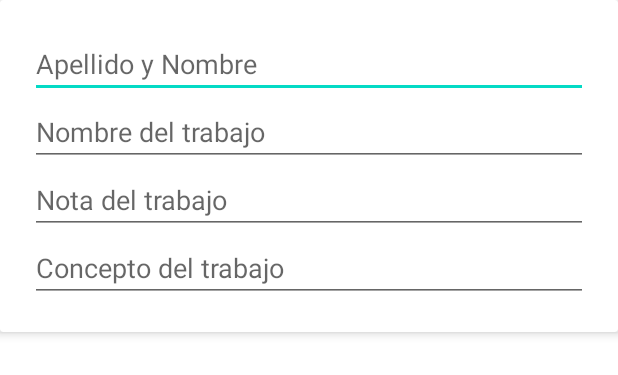
After one commit to exechoko/appTarso, an Android app: the layout agregar_nota_concepto.xml on its own in the app's theme, with its tools: preview values and no code run, on a phone screen of 412 x 824 dp. The commit adds this screen. Shown: the top 375 px of the screen. Run offline under Robolectric (Android 15) with nearby library versions, the phone set to English and light mode, and no system bars.

Commit message:
agregar calificación a los trabajos

```diff
--- a/app/build.gradle
+++ b/app/build.gradle
@@ -9,8 +9,8 @@ android {
         applicationId "com.emdev.tarso"
         minSdkVersion 21
         targetSdkVersion 30
-        versionCode 1
-        versionName "1.0"
+        versionCode 2
+        versionName "1.1"
 
         testInstrumentationRunner "androidx.test.runner.AndroidJUnitRunner"
     }
--- /dev/null
+++ b/app/src/main/res/layout/agregar_nota_concepto.xml
@@ -0,0 +1,53 @@
+<?xml version="1.0" encoding="utf-8"?>
+<androidx.cardview.widget.CardView xmlns:android="http://schemas.android.com/apk/res/android"
+    xmlns:app="http://schemas.android.com/apk/res-auto"
+    android:orientation="vertical"
+    android:layout_width="match_parent"
+    android:layout_height="wrap_content"
+    app:cardElevation="4dp">
+
+    <LinearLayout
+        android:orientation="vertical"
+        android:layout_margin="20dp"
+        android:layout_width="match_parent"
+        android:layout_height="wrap_content">
+
+        <EditText
+            android:id="@+id/edtNombreCreador"
+            android:layout_width="match_parent"
+            android:layout_height="wrap_content"
+            android:hint="Apellido y Nombre"
+            android:text=""
+            android:textSize="18sp"
+            android:inputType="textMultiLine"/>
+
+        <EditText
+            android:id="@+id/edtNombreTrabajo"
+            android:layout_width="match_parent"
+            android:layout_height="wrap_content"
+            android:hint="Nombre del trabajo"
+            android:text=""
+            android:textSize="18sp"
+            android:inputType="textMultiLine"/>
+
+        <EditText
+            android:id="@+id/edtNota"
+            android:layout_width="match_parent"
+            android:layout_height="wrap_content"
+            android:hint="Nota del trabajo"
+            android:text=""
+            android:textSize="18sp"
+            android:inputType="numberDecimal"/>
+
+        <EditText
+            android:id="@+id/edtConcepto"
+            android:layout_width="match_parent"
+            android:layout_height="wrap_content"
+            android:hint="Concepto del trabajo"
+            android:text=""
+            android:textSize="18sp"
+            android:inputType="textMultiLine"/>
+
+    </LinearLayout>
+
+</androidx.cardview.widget.CardView>
```
Also changed, not shown: app/src/main/java/com/emdev/tarso/MenuDocentesActivity.java (+79 -5 lines), app/src/main/java/com/emdev/tarso/ViewHolder/DocumentosViewHolder.java (+17 -1 lines), app/src/main/res/values/strings.xml (+29 -2 lines), app/src/main/java/com/emdev/tarso/Interface/ItemClickListener.java (line endings or trailing spaces).
